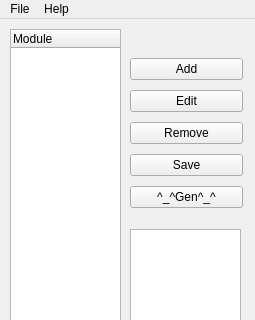
parai/gainos-tk, file tool/gainos-studio/ui/forms/gainos_studio.ui: the form before one commit; both pictures show x 0 to 255 and y 0 to 320 of the 255 by 485 pixel window.
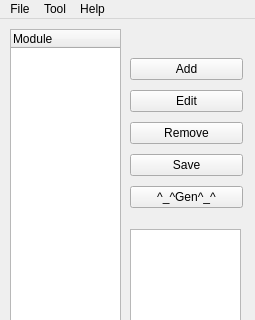
The form after the commit.

The edit to the form file:
```diff
--- a/tool/gainos-studio/ui/forms/gainos_studio.ui
+++ b/tool/gainos-studio/ui/forms/gainos_studio.ui
@@ -145,7 +145,16 @@
     <addaction name="actionInfo"/>
     <addaction name="actionAbout"/>
    </widget>
+   <widget class="QMenu" name="menuTool">
+    <property name="title">
+     <string>Tool</string>
+    </property>
+    <addaction name="actionImport_oil"/>
+    <addaction name="actionExport_oil"/>
+    <addaction name="separator"/>
+   </widget>
    <addaction name="menuGaInOS_Studio"/>
+   <addaction name="menuTool"/>
    <addaction name="menuHelp"/>
   </widget>
   <widget class="QStatusBar" name="statusBar"/>
```
Left out of the diff: 10 changed lines with no effect on the pictures.
